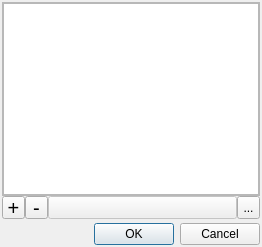
This is ceditdialog.ui in vemod-/ObjectComposerXML as Qt 5 draws it before an edit. The edited form follows.
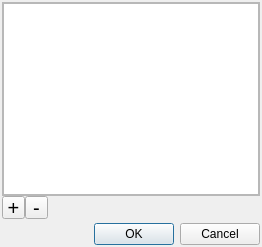
This is the edited form. Icons and pictures are not drawn. Custom widgets are drawn as their Qt base class.

Diff of the .ui file:
```diff
--- a/ceditdialog.ui
+++ b/ceditdialog.ui
@@ -151,49 +151,17 @@
          </widget>
         </item>
         <item>
-         <widget class="QToolButton" name="toolButton_2">
-          <property name="enabled">
-           <bool>false</bool>
+         <spacer name="horizontalSpacer">
+          <property name="orientation">
+           <enum>Qt::Horizontal</enum>
           </property>
-          <property name="sizePolicy">
-           <sizepolicy hsizetype="Expanding" vsizetype="Fixed">
-            <horstretch>0</horstretch>
-            <verstretch>0</verstretch>
-           </sizepolicy>
-          </property>
-          <property name="maximumSize">
+          <property name="sizeHint" stdset="0">
            <size>
-            <width>16777215</width>
-            <height>23</height>
+            <width>40</width>
+            <height>20</height>
            </size>
           </property>
-          <property name="text">
-           <string/>
-          </property>
-         </widget>
-        </item>
-        <item>
-         <widget class="QToolButton" name="SaveItem">
-          <property name="minimumSize">
-           <size>
-            <width>23</width>
-            <height>23</height>
-           </size>
-          </property>
-          <property name="maximumSize">
-           <size>
-            <width>23</width>
-            <height>23</height>
-           </size>
-          </property>
-          <property name="text">
-           <string>...</string>
-          </property>
-          <property name="icon">
-           <iconset resource="ObjectComposerXML.qrc">
-            <normaloff>:/filesave.png</normaloff>:/filesave.png</iconset>
-          </property>
-         </widget>
+         </spacer>
         </item>
        </layout>
       </item>
```
Left out of the diff: 41 changed lines with no effect on the pictures.
